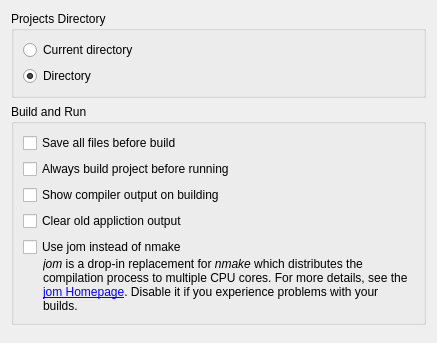
qt-creator/qt-creator, file src/plugins/projectexplorer/projectexplorersettingspage.ui: the form before one commit.
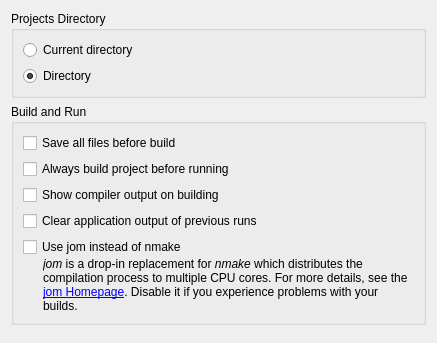
The form after the commit. Custom widgets are drawn as their Qt base class.

Diff of the .ui file:
```diff
--- a/src/plugins/projectexplorer/projectexplorersettingspage.ui
+++ b/src/plugins/projectexplorer/projectexplorersettingspage.ui
@@ -79,7 +79,7 @@
       <item>
        <widget class="QCheckBox" name="cleanOldAppOutputCheckBox">
         <property name="text">
-         <string>Clear old appliction output</string>
+         <string>Clear application output of previous runs</string>
         </property>
        </widget>
       </item>
```
